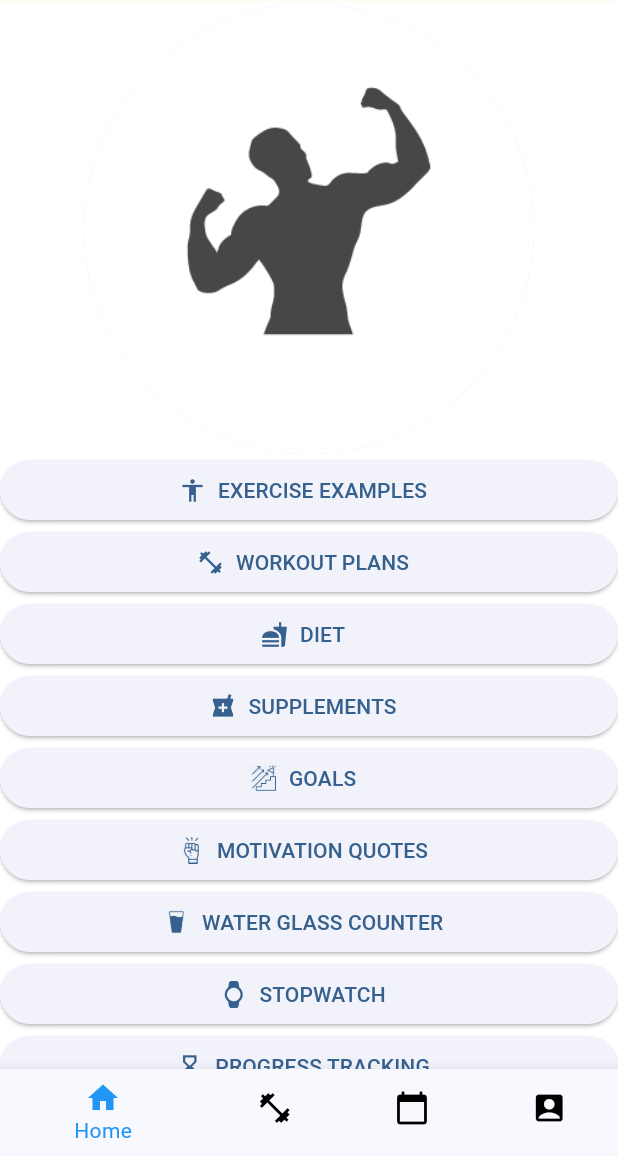
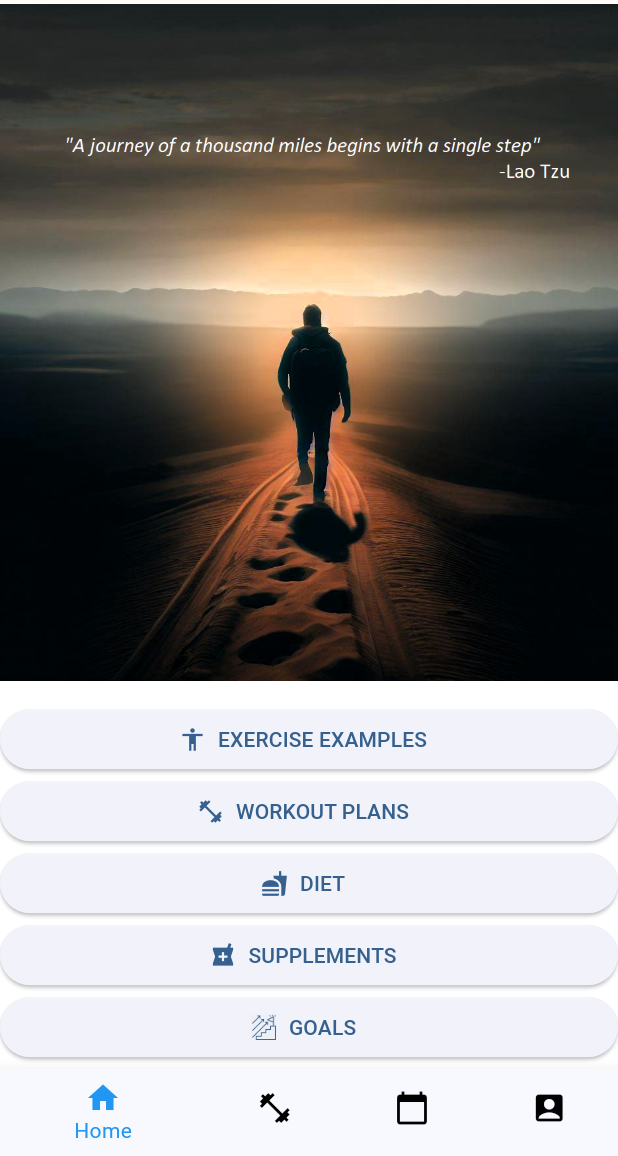
Before and after one commit to mateuszkasprzak94/fitness_prodigy, a Flutter app: the screen it shows after launch, after a tap on "Achive your goals", on a phone screen of 412 x 824 dp, the part 80-1236 px from its top. Run offline on Flutter 3.47's test engine with Material 2 defaults, Android fonts, the phone set to English and light mode, and no system bars; our stand-ins replace firebase_auth, firebase_core, google_fonts, shared_preferences; accounts and stored records are empty.

Commit message:
Change image for Features page

```diff
--- a/lib/app/after login plus features/features_page.dart
+++ b/lib/app/after login plus features/features_page.dart
@@ -56,10 +56,11 @@ class _FeaturesState extends State<Features> {
       body: Center(
         child: ListView(
           children: const [
-            CircleAvatar(
-              backgroundImage: AssetImage('images/Copy of Fitness Prodigy.png'),
-              radius: 150,
+            Image(
+              image: AssetImage('images/step4m.png'),
+              fit: BoxFit.cover,
             ),
+            SizedBox(height: 15),
             ExerciseExamples(),
             WorkoutPlans(),
             Diet(),
```
Also changed, not shown: images/step3.png (added), images/step4m.png (added).
